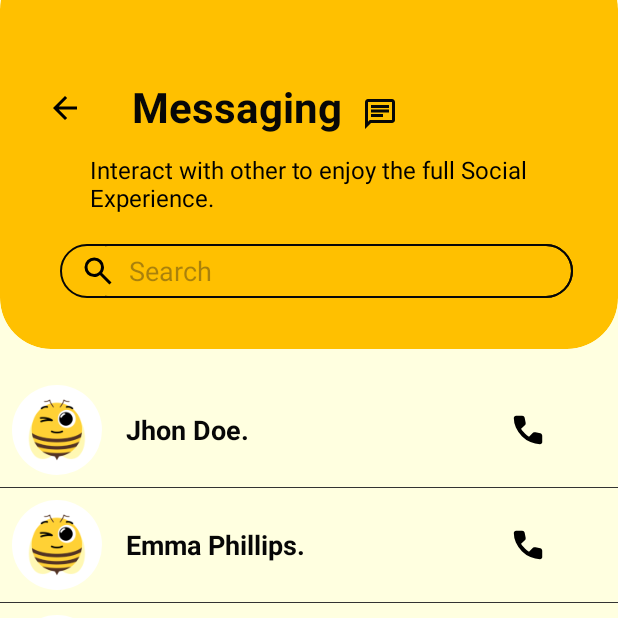
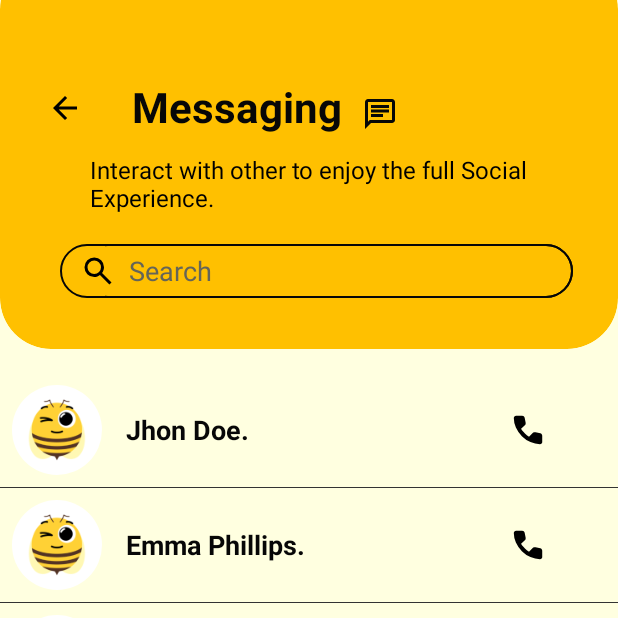
Before and after one commit to umairkhalidx/EBuzz, an Android app: the ChatsActivity screen opened directly, with no data from a screen before it, on a phone screen of 412 x 824 dp, the top half of it. Run offline under Robolectric (Android 15) with nearby library versions, the light colour scheme and no system bars.

Commit message:
Phase 1 Submission- Final UI Commit

```diff
--- a/app/src/main/res/layout/activity_chats.xml
+++ b/app/src/main/res/layout/activity_chats.xml
@@ -98,7 +98,9 @@
                     android:hint="@string/search"
                     android:paddingStart="16dp"
                     android:paddingEnd="12dp"
-                    android:textColor="@color/black" />
+                    android:textColor="@color/black"
+                    android:textColorHint="@color/hint_color"
+                    />
 
             </RelativeLayout>
 
```
